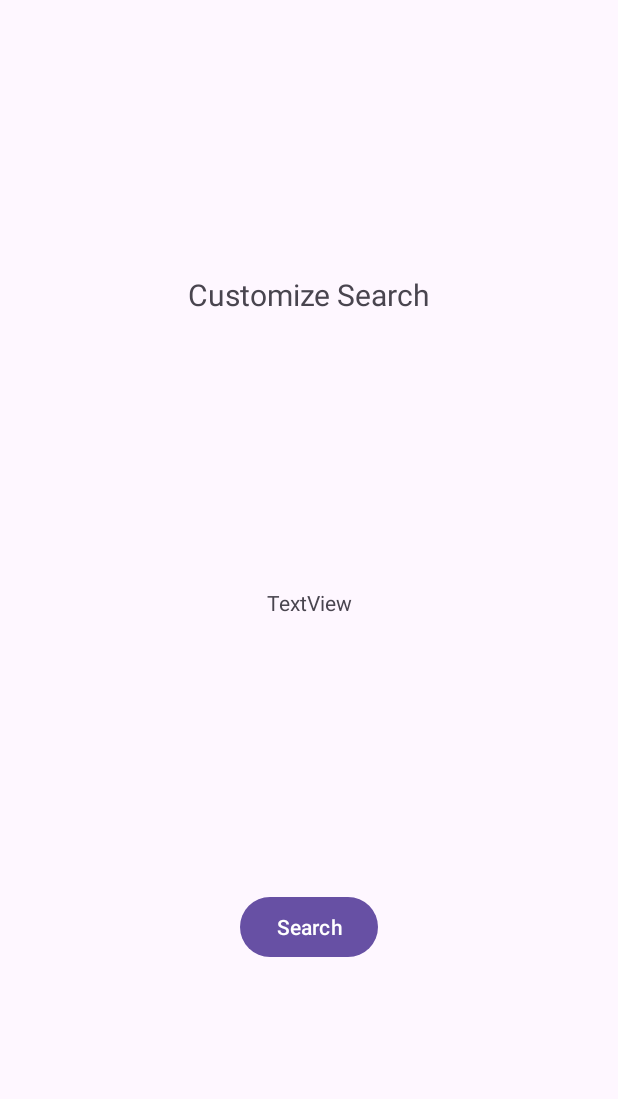
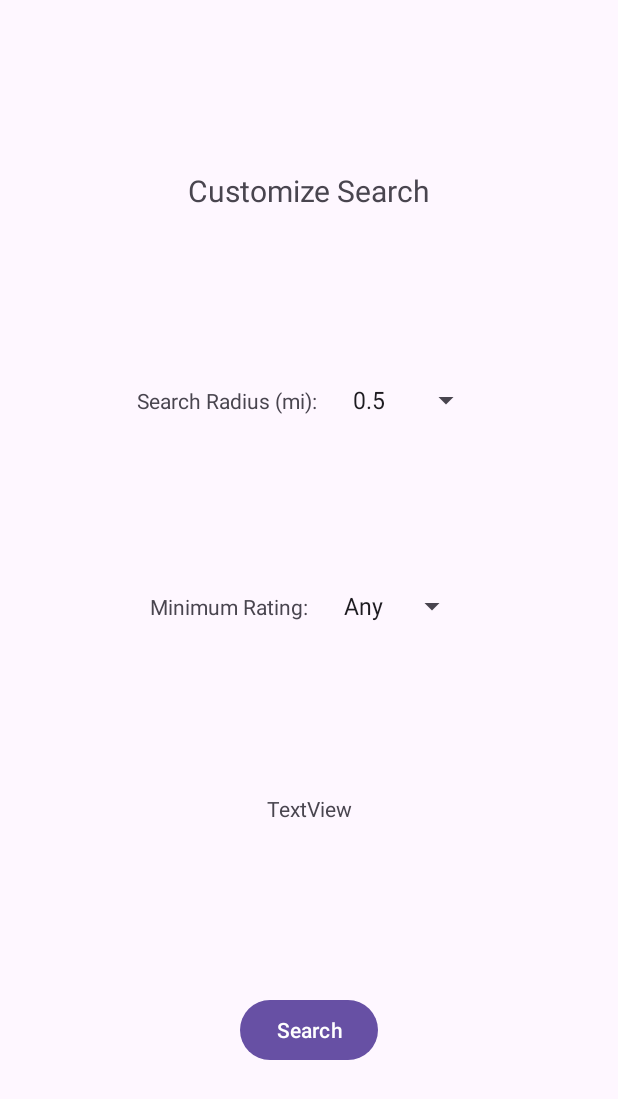
Before and after one commit to CS5520FeinbergFall2023/group-project-group-4, an Android app: the CustomizeSearchActivity screen opened directly, with no data from a screen before it, on a phone screen of 412 x 824 dp. Shown: the top 1099 px of the screen. Run offline under Robolectric (Android 15) with nearby library versions, the phone set to English and light mode, and no system bars; 1 statement that could not run was skipped.

Commit message:
add spinners to select search radius and min rating for custom search

```diff
--- a/app/src/main/java/edu/northeastern/groupproject_outandabout/ui/plan/CustomizeSearchActivity.java
+++ b/app/src/main/java/edu/northeastern/groupproject_outandabout/ui/plan/CustomizeSearchActivity.java
@@ -5,6 +5,8 @@ import androidx.appcompat.app.AppCompatActivity;
 import android.content.Intent;
 import android.os.Bundle;
 import android.util.Log;
+import android.widget.ArrayAdapter;
+import android.widget.Spinner;
 import android.widget.TextView;
 
 import edu.northeastern.groupproject_outandabout.ActivityType;
@@ -13,19 +15,27 @@ import edu.northeastern.groupproject_outandabout.R;
 public class CustomizeSearchActivity extends AppCompatActivity {
 
     private TextView testTV;
+    private Spinner searchRadiusSpinner;
+    private Spinner minRatingSpinner;
+
     @Override
     protected void onCreate(Bundle savedInstanceState) {
         super.onCreate(savedInstanceState);
         setContentView(R.layout.activity_customize_search);
 
         testTV = findViewById(R.id.typeTestTV);
+        searchRadiusSpinner = findViewById(R.id.searchRadiusSpinner);
+        minRatingSpinner = findViewById(R.id.minRatingSpinner);
 
         // Get intent to determine the customization type
         Intent intent = getIntent();
         setLayoutByType((ActivityType)intent.getSerializableExtra("ActivityType"));
 
+        // Setup search radius and min rating spinners
+        setUpSpinners();
     }
 
+    //TODO: Make this method change the filtering options based on activity type
     private void setLayoutByType(ActivityType type) {
         Log.d("TEST", "setLayoutByType: " + type);
         switch (type) {
@@ -50,4 +60,24 @@ public class CustomizeSearchActivity extends AppCompatActivity {
 
         }
     }
+
+    private void setUpSpinners() {
+        // Search Radius
+        ArrayAdapter<CharSequence> searchRadiusAdapter = ArrayAdapter.createFromResource(
+                this,
+                R.array.search_Radius_Options,
+                android.R.layout.simple_spinner_item
+        );
+        searchRadiusAdapter.setDropDownViewResource(android.R.layout.simple_spinner_dropdown_item);
+        searchRadiusSpinner.setAdapter(searchRadiusAdapter);
+
+        // Minimum Rating
+        ArrayAdapter<CharSequence> minRatingAdapter = ArrayAdapter.createFromResource(
+                this,
+                R.array.min_Rating_Options,
+                android.R.layout.simple_spinner_item
+        );
+        minRatingAdapter.setDropDownViewResource(android.R.layout.simple_spinner_dropdown_item);
+        minRatingSpinner.setAdapter(minRatingAdapter);
+    }
 }
--- a/app/src/main/res/layout/activity_customize_search.xml
+++ b/app/src/main/res/layout/activity_customize_search.xml
@@ -12,10 +12,56 @@
         android:layout_height="wrap_content"
         android:text="Customize Search"
         android:textSize="20sp"
+        app:layout_constraintBottom_toTopOf="@+id/searchRadiusContainer"
+        app:layout_constraintEnd_toEndOf="parent"
+        app:layout_constraintStart_toStartOf="parent"
+        app:layout_constraintTop_toTopOf="parent" />
+
+    <!-- Search Radius Container -->
+    <LinearLayout
+        android:id="@+id/searchRadiusContainer"
+        android:layout_width="wrap_content"
+        android:layout_height="wrap_content"
+        android:orientation="horizontal"
+        app:layout_constraintBottom_toTopOf="@+id/minRatingContainer"
+        app:layout_constraintEnd_toEndOf="parent"
+        app:layout_constraintStart_toStartOf="parent"
+        app:layout_constraintTop_toBottomOf="@+id/customizeSearchTitleTV">
+
+        <TextView
+            android:layout_width="wrap_content"
+            android:layout_height="wrap_content"
+            android:paddingEnd="16dp"
+            android:text="Search Radius (mi):" />
+
+        <Spinner
+            android:id="@+id/searchRadiusSpinner"
+            android:layout_width="wrap_content"
+            android:layout_height="wrap_content" />
+    </LinearLayout>
+
+    <!-- Minimum Rating Container -->
+    <LinearLayout
+        android:id="@+id/minRatingContainer"
+        android:layout_width="wrap_content"
+        android:layout_height="wrap_content"
+        android:orientation="horizontal"
         app:layout_constraintBottom_toTopOf="@+id/typeTestTV"
         app:layout_constraintEnd_toEndOf="parent"
         app:layout_constraintStart_toStartOf="parent"
-        app:layout_constraintTop_toTopOf="parent" />
+        app:layout_constraintTop_toBottomOf="@+id/searchRadiusContainer">
+
+        <TextView
+            android:layout_width="wrap_content"
+            android:layout_height="wrap_content"
+            android:paddingEnd="16dp"
+            android:text="Minimum Rating:" />
+
+        <Spinner
+            android:id="@+id/minRatingSpinner"
+            android:layout_width="wrap_content"
+            android:layout_height="wrap_content" />
+    </LinearLayout>
 
     <Button
         android:id="@+id/customizeSearchButton"
@@ -35,5 +81,9 @@
         app:layout_constraintBottom_toTopOf="@+id/customizeSearchButton"
         app:layout_constraintEnd_toEndOf="parent"
         app:layout_constraintStart_toStartOf="parent"
-        app:layout_constraintTop_toBottomOf="@+id/customizeSearchTitleTV" />
+        app:layout_constraintTop_toBottomOf="@+id/minRatingContainer" />
+
+
+
+
 </androidx.constraintlayout.widget.ConstraintLayout>
--- a/app/src/main/res/values/strings.xml
+++ b/app/src/main/res/values/strings.xml
@@ -30,4 +30,25 @@
         <item>NIGHTLIFE</item>
         <item>OUTDOORS</item>
     </string-array>
+
+    <string-array name="search_Radius_Options">
+        <item>0.5</item>
+        <item>1.0</item>
+        <item>2.0</item>
+        <item>3.0</item>
+        <item>5.0</item>
+        <item>10.0</item>
+    </string-array>
+
+    <string-array name="min_Rating_Options">
+    <item>Any</item>
+    <item>1.0</item>
+    <item>1.5</item>
+    <item>2.0</item>
+    <item>2.5</item>
+    <item>3.0</item>
+    <item>3.5</item>
+    <item>4.0</item>
+    <item>4.5</item>
+    </string-array>
 </resources>
```
